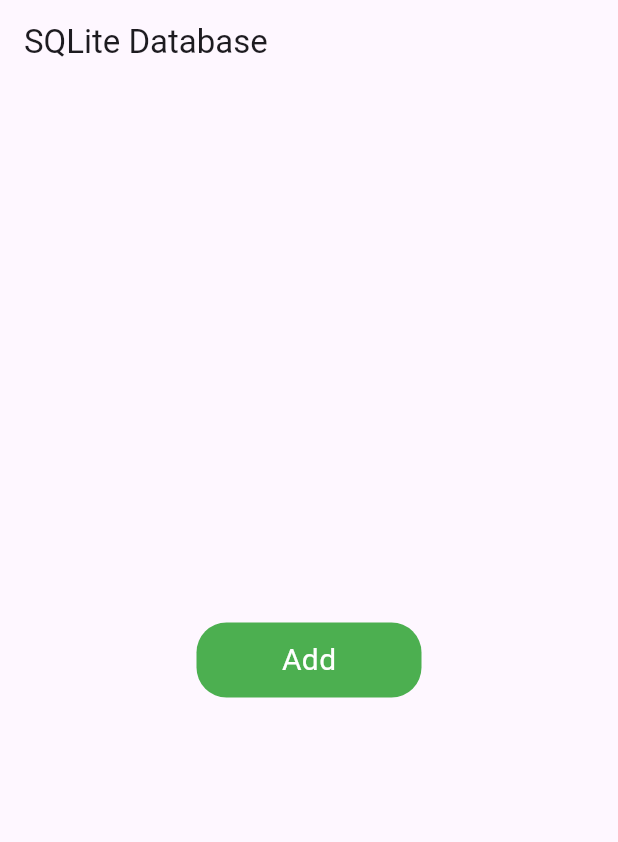
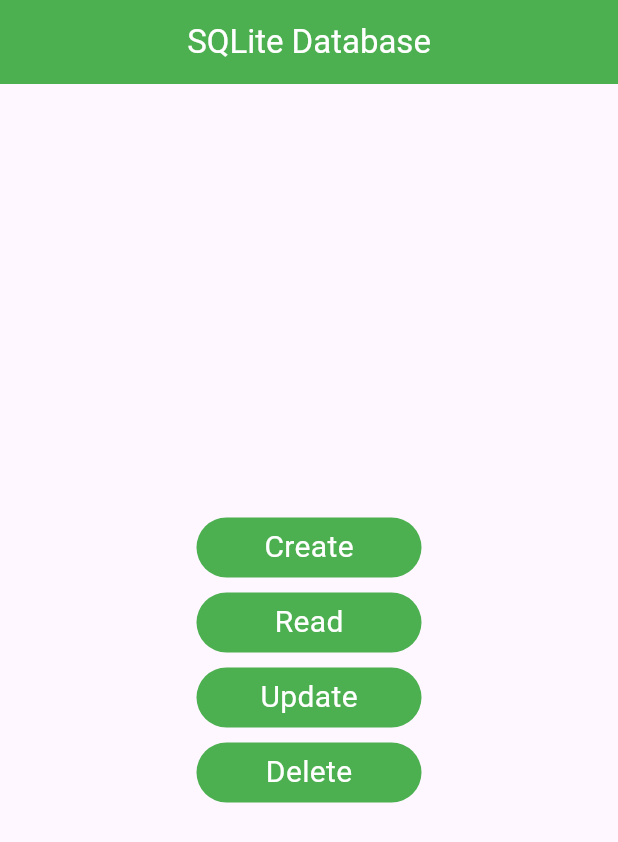
Before and after one commit to Kumail-Raza-Bangash/sqlite_practice, a Flutter app: the screen it shows after launch, on a phone screen of 412 x 824 dp. Shown: the top 842 px of the screen. Run offline on Flutter 3.47's test engine with Material 3 defaults, Android fonts, the phone set to English and light mode, and no system bars; our stand-ins replace sqflite; accounts and stored records are empty.

Commit message:
Updated Code

```diff
--- /dev/null
+++ b/lib/crud_button.dart
@@ -0,0 +1,42 @@
+// ignore_for_file: must_be_immutable
+import 'package:flutter/material.dart';
+
+class CRUDButton extends StatefulWidget {
+  final VoidCallback onTap;
+  final String buttonName;
+
+  const CRUDButton({
+    super.key,
+    required this.buttonName,
+    required this.onTap,
+  });
+
+  @override
+  State<CRUDButton> createState() => _CRUDButtonState();
+}
+
+class _CRUDButtonState extends State<CRUDButton> {
+  @override
+  Widget build(BuildContext context) {
+    return Container(
+      height: 40,
+      width: 150,
+      decoration: BoxDecoration(
+        color: Colors.green,
+        borderRadius: BorderRadius.circular(20),
+      ),
+      child: GestureDetector(
+        onTap: widget.onTap,
+        child: Center(
+          child: Text(
+            widget.buttonName,
+            style: const TextStyle(
+              color: Colors.white,
+              fontSize: 20,
+            ),
+          ),
+        ),
+      ),
+    );
+  }
+}
--- a/lib/home_page.dart
+++ b/lib/home_page.dart
@@ -1,5 +1,5 @@
-import 'package:flutter/foundation.dart';
 import 'package:flutter/material.dart';
+import 'package:sqlite_practice_01/crud_button.dart';
 import 'package:sqlite_practice_01/db_handler.dart';
 
 class HomePage extends StatefulWidget {
@@ -14,34 +14,42 @@ class _HomePageState extends State<HomePage> {
   Widget build(BuildContext context) {
     return Scaffold(
       appBar: AppBar(
+        backgroundColor: Colors.green,
+        foregroundColor: Colors.white,
+        centerTitle: true,
         title: const Text("SQLite Database"),
       ),
       body: Center(
-        child: Container(
-          height: 50,
-          width: 150,
-          decoration: BoxDecoration(
-            color: Colors.green,
-            borderRadius: BorderRadius.circular(20),
+        child: Column(
+          mainAxisAlignment: MainAxisAlignment.center,
+          children: [
+            const SizedBox(height: 10),
+            CRUDButton(
+              buttonName: 'Create',
+              onTap: () async {
+                await DbHandler().insertData(5, "Ashtar", 9);
+              },
             ),
-          child: GestureDetector(
+            const SizedBox(height: 10),
+            CRUDButton(
+              buttonName: 'Read',
               onTap: () async {
-              await DbHandler().insertData(3, "Yazdan", 19);
                 final data = await DbHandler().fetchtData();
-              if (kDebugMode) {
                 print(data);
-              }
               },
-            child: const Center(
-              child: Text(
-                "Add",
-                style: TextStyle(
-                  color: Colors.white,
-                  fontSize: 20,
             ),
+            const SizedBox(height: 10),
+            CRUDButton(
+              buttonName: 'Update',
+              onTap: () {},
             ),
+            const SizedBox(height: 10),
+            CRUDButton(
+              buttonName: 'Delete',
+              onTap: () {},
             ),
-          ),
+            const SizedBox(height: 10),
+          ],
         ),
       ),
     );
```
Lines whose indentation alone changed are shown as unchanged.
